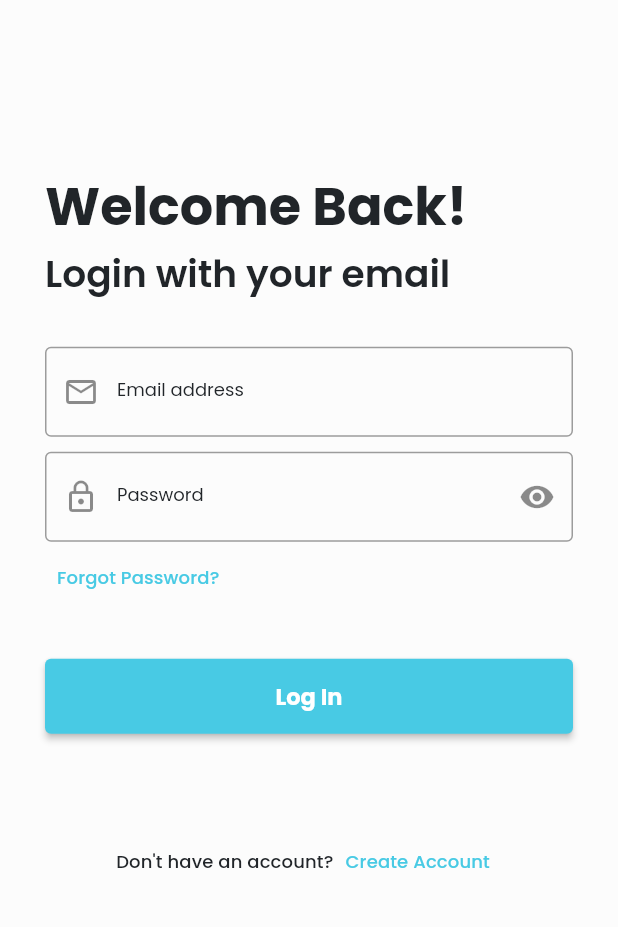
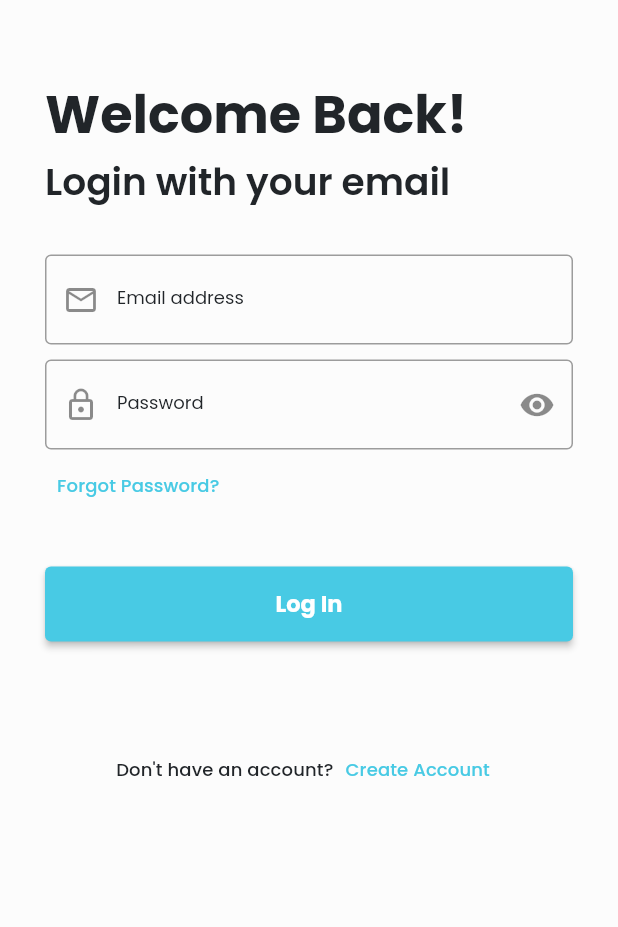
Before and after one commit to JP1128/whapp, a Flutter app: the screen it shows after launch, on a phone screen of 412 x 824 dp, the part 263-1190 px from its top. Run offline on Flutter 3.47's test engine with Material 2 defaults, Android fonts, the phone set to English and light mode, and no system bars; our stand-ins replace cloud_firestore, email_validator, firebase_auth, firebase_core, firebase_storage, flutter_form_builder and 4 more; missing offline and left inert: cloud_firestore_odm; accounts and stored records are empty.

Commit message:
updated login_page.dart

```diff
--- a/lib/pages/login_page.dart
+++ b/lib/pages/login_page.dart
@@ -15,20 +15,13 @@ class LoginPage extends StatefulWidget {
 class _LoginPageState extends State<LoginPage> {
   final AuthController ac = Get.find();
 
-  Rx<bool> typing = false.obs;
-
   @override
   Widget build(BuildContext context) {
     return Scaffold(
-      resizeToAvoidBottomInset: false,
+      // resizeToAvoidBottomInset: false,
       body: Container(
         padding: defaultPadding,
-        child: Column(
-          mainAxisAlignment: MainAxisAlignment.spaceBetween,
-          children: [
-            Expanded(
         child: CustomScrollView(
-                physics: ClampingScrollPhysics(),
           slivers: [
             SliverToBoxAdapter(
               child: const Padding(
@@ -44,7 +37,7 @@ class _LoginPageState extends State<LoginPage> {
                 ),
               ),
             ),
-                  SliverFillRemaining(
+            SliverToBoxAdapter(
               child: Column(
                 mainAxisAlignment: MainAxisAlignment.center,
                 crossAxisAlignment: CrossAxisAlignment.start,
@@ -98,10 +91,8 @@ class _LoginPageState extends State<LoginPage> {
                 ],
               ),
             ),
-                ],
-              ),
-            ),
-            Row(
+            SliverFillRemaining(
+              child: Row(
                 mainAxisAlignment: MainAxisAlignment.center,
                 crossAxisAlignment: CrossAxisAlignment.center,
                 children: [
@@ -120,6 +111,7 @@ class _LoginPageState extends State<LoginPage> {
                   ),
                 ],
               ),
+            ),
           ],
         ),
       ),
```
Lines whose indentation alone changed are shown as unchanged.
